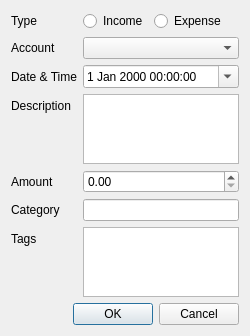
The window that src/views/ui_files/dialogs/cash_transaction_dialog.ui (JakubFranek/Kapytal) describes before a commit, drawn with Qt 5.
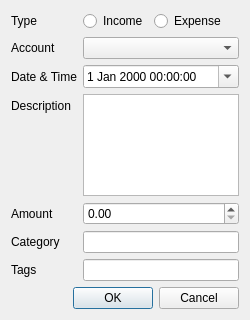
The same window after the commit.

Commit message:
Create TransactionTable and TransactionsPresenter
Remove transactions table from MainView .ui file.
Change CashTransactionDialog tags plain text edit for line edit.

What changed in the file:
```diff
--- a/src/views/ui_files/dialogs/cash_transaction_dialog.ui
+++ b/src/views/ui_files/dialogs/cash_transaction_dialog.ui
@@ -123,9 +123,6 @@
        </property>
       </widget>
      </item>
-     <item row="6" column="1">
-      <widget class="QPlainTextEdit" name="tagsPlainTextEdit"/>
-     </item>
      <item row="2" column="0">
       <widget class="QLabel" name="dateTimeLabel">
        <property name="text">
@@ -155,6 +152,9 @@
        </property>
       </widget>
      </item>
+     <item row="6" column="1">
+      <widget class="QLineEdit" name="tagsLineEdit"/>
+     </item>
     </layout>
    </item>
    <item>
```
The commit also changes 6 other files.
